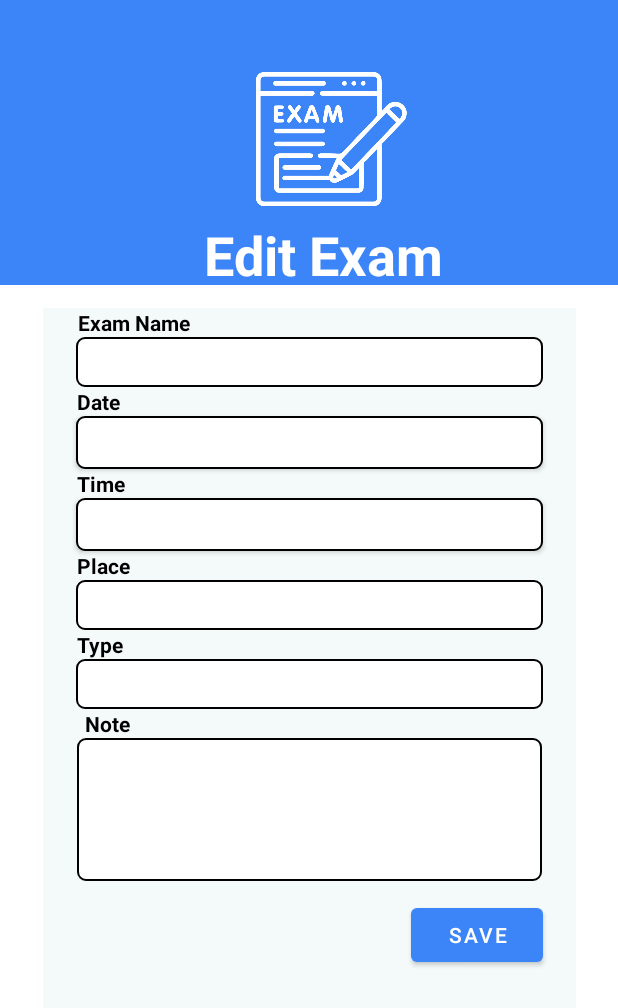
After one commit to rlvidanapathirana/UniLife, an Android app: the EditExam screen opened directly, with no data from a screen before it, on a phone screen of 412 x 824 dp. The commit adds this screen. Shown: the top 1008 px of the screen. Run offline under Robolectric (Android 15) with nearby library versions, the phone set to English and light mode, and no system bars; 7 statements that could not run were skipped.

Commit message:
delete, view or update popup in Exam page. delete data from table

```diff
--- a/app/src/main/AndroidManifest.xml
+++ b/app/src/main/AndroidManifest.xml
@@ -9,7 +9,8 @@
         android:roundIcon="@mipmap/unilife_app_logo_round"
         android:supportsRtl="true"
         android:theme="@style/Theme.Unilife">
-        <activity android:name=".todoexam"></activity>
+        <activity android:name=".EditExam"></activity>
+        <activity android:name=".todoexam" />
         <activity android:name=".AddExam" />
         <activity android:name=".MainActivity">
             <intent-filter>
--- /dev/null
+++ b/app/src/main/java/com/shadowsquad/unilife/EditExam.java
@@ -0,0 +1,127 @@
+package com.shadowsquad.unilife;
+
+import androidx.appcompat.app.AppCompatActivity;
+
+import android.app.DatePickerDialog;
+import android.app.TimePickerDialog;
+import android.content.Context;
+import android.os.Bundle;
+import android.view.View;
+import android.widget.Button;
+import android.widget.DatePicker;
+import android.widget.EditText;
+import android.widget.TimePicker;
+
+import java.util.Calendar;
+
+public class EditExam extends AppCompatActivity {
+    private Context context;
+    private Button updateEx, date, time;
+    private EditText examName,  place, type, note ;
+    private DbHandler dbHandler;
+    private Long updatedate;
+
+    //    DatePicker --------------
+    DatePickerDialog.OnDateSetListener dateSetListener;
+
+    //    TimePicker --------------
+    TimePickerDialog.OnTimeSetListener timeSetListener;
+
+    @Override
+    protected void onCreate(Bundle savedInstanceState) {
+        super.onCreate(savedInstanceState);
+        setContentView(R.layout.activity_edit_exam);
+
+        examName = findViewById(R.id.updateExamNameTxt);
+        date = findViewById(R.id.updateDateTxt);
+        time = findViewById(R.id.updateTimeTxt);
+        place = findViewById(R.id.updatePlaceTxt);
+        type = findViewById(R.id.updateTypeTxt);
+        note = findViewById(R.id.updateNoteTxt);
+
+        updateEx = findViewById(R.id.btnUpdate);
+
+        context = this;
+        dbHandler = new DbHandler(context);
+//
+        final String id =getIntent().getStringExtra("id");
+        ExamModel examModel =  dbHandler.getsingleExamTodo(Integer.parseInt(id)); //id eka string krgnnwa
+//        Log.i("DBH", "EventName => ");
+        examName.setText(examModel.getExamName());
+        date.setText(examModel.getDate());
+        time.setText(examModel.getTime());
+        place.setText(examModel.getDate());
+        type.setText(examModel.getType());
+        note.setText(examModel.getNote());
+
+
+        //update button
+        updateEx.setOnClickListener(new View.OnClickListener() {
+            //private EventFragment  eventFragment;
+            @Override
+            public void onClick(View v) {
+                String examNameText = examName.getText().toString();
+                String dateText = date.getText().toString();
+                String timeText = time.getText().toString();
+                String placeText = place.getText().toString();
+                String typeText = type.getText().toString();
+                String noteText = note.getText().toString();
+
+
+                updatedate = System.currentTimeMillis();
+                ; //danata tyena sytem eke welawa gnnwa
+
+                //
+                ExamModel examModel = new ExamModel(Integer.parseInt(id), examNameText, dateText, timeText, placeText, typeText, noteText, updatedate, 0);
+
+                int state = dbHandler.updateExamTodo(examModel);
+            }
+        });
+                // Date
+
+                date.setOnClickListener(new View.OnClickListener() {
+                    @Override
+                    public void onClick(View v) {
+                        Calendar cal = Calendar.getInstance();
+                        int year = cal.get(Calendar.YEAR);
+                        int month = cal.get(Calendar.MONTH);
+                        int day = cal.get(Calendar.DAY_OF_MONTH);
+
+                        DatePickerDialog dialog = new DatePickerDialog(context, android.R.style.Theme_Holo_Light_Dialog, dateSetListener, year, month, day);
+                        dialog.show();
+                    }
+                });
+
+                dateSetListener = new DatePickerDialog.OnDateSetListener() {
+                    @Override
+                    public void onDateSet(DatePicker datePicker, int year, int month, int day) {
+                        month = month + 1;
+                        String dateExam = day + "/" + month + "/" + year;
+                        date.setText(dateExam);
+                    }
+                };
+
+                // Time
+
+                time.setOnClickListener(new View.OnClickListener() {
+                    @Override
+                    public void onClick(View v) {
+                        Calendar cal = Calendar.getInstance();
+                        int hours = cal.get(Calendar.HOUR_OF_DAY);
+                        int minutes = cal.get(Calendar.MINUTE);
+
+                        TimePickerDialog dialog = new TimePickerDialog(context, android.R.style.Theme_Holo_Light_Dialog, timeSetListener, hours, minutes, true);
+                        dialog.show();
+                    }
+                });
+
+                timeSetListener = new TimePickerDialog.OnTimeSetListener() {
+                    @Override
+                    public void onTimeSet(TimePicker view, int hours, int minute) {
+                        String dateTime = hours + ":" + minute;
+                        time.setText(dateTime);
+                    }
+                };
+            }
+
+        }
--- /dev/null
+++ b/app/src/main/res/layout/activity_edit_exam.xml
@@ -0,0 +1,261 @@
+<?xml version="1.0" encoding="utf-8"?>
+<androidx.constraintlayout.widget.ConstraintLayout xmlns:android="http://schemas.android.com/apk/res/android"
+    xmlns:app="http://schemas.android.com/apk/res-auto"
+    xmlns:tools="http://schemas.android.com/tools"
+    android:layout_width="match_parent"
+    android:layout_height="match_parent"
+    tools:context=".EditExam">
+
+
+    <androidx.constraintlayout.widget.ConstraintLayout
+        android:id="@+id/addExamHedder"
+        android:layout_width="match_parent"
+        android:layout_height="190dp"
+        android:background="@color/theme_blue"
+        app:layout_constraintEnd_toEndOf="parent"
+        app:layout_constraintHorizontal_bias="0.5"
+        app:layout_constraintStart_toStartOf="parent"
+        app:layout_constraintTop_toTopOf="parent">
+
+        <ImageView
+            android:id="@+id/imageView2"
+            android:layout_width="175dp"
+            android:layout_height="89dp"
+            android:layout_marginTop="48dp"
+            app:layout_constraintEnd_toEndOf="parent"
+            app:layout_constraintHorizontal_bias="0.563"
+            app:layout_constraintStart_toStartOf="parent"
+            app:layout_constraintTop_toTopOf="parent"
+            app:srcCompat="@drawable/examhedder" />
+
+        <TextView
+            android:id="@+id/textView"
+            android:layout_width="wrap_content"
+            android:layout_height="wrap_content"
+            android:layout_marginTop="8dp"
+            android:text="@string/editExamPageHedder"
+            android:textColor="@color/white"
+            android:textSize="36sp"
+            android:textStyle="bold"
+            app:layout_constraintEnd_toEndOf="parent"
+            app:layout_constraintHorizontal_bias="0.538"
+            app:layout_constraintStart_toStartOf="parent"
+            app:layout_constraintTop_toBottomOf="@+id/imageView2" />
+    </androidx.constraintlayout.widget.ConstraintLayout>
+
+    <androidx.constraintlayout.widget.ConstraintLayout
+        android:id="@+id/constraintLayout2"
+        android:layout_width="355dp"
+        android:layout_height="491dp"
+        android:layout_marginTop="15dp"
+        android:background="@color/theme_white"
+        app:layout_constraintEnd_toEndOf="parent"
+        app:layout_constraintHorizontal_bias="0.5"
+        app:layout_constraintStart_toStartOf="parent"
+        app:layout_constraintTop_toBottomOf="@+id/addExamHedder">
+
+        <TextView
+            android:id="@+id/examNameTxt"
+
+            android:layout_width="wrap_content"
+            android:layout_height="wrap_content"
+            android:text="@string/examName"
+            android:textColor="@color/black"
+            android:textStyle="bold"
+            app:layout_constraintBottom_toTopOf="@+id/updateExamNameTxt"
+            app:layout_constraintEnd_toEndOf="parent"
+            app:layout_constraintHorizontal_bias="0.082"
+            app:layout_constraintStart_toStartOf="parent"
+            app:layout_constraintTop_toTopOf="parent" />
+
+        <EditText
+
+            android:id="@+id/updateExamNameTxt"
+            android:layout_width="311dp"
+            android:layout_height="33dp"
+            android:background="@drawable/txtbox"
+            android:ems="10"
+            android:inputType="textPersonName"
+            android:textColor="@color/black"
+            app:layout_constraintBottom_toTopOf="@+id/dateTxt"
+            app:layout_constraintEnd_toEndOf="parent"
+            app:layout_constraintHorizontal_bias="0.5"
+            app:layout_constraintStart_toStartOf="parent"
+            app:layout_constraintTop_toBottomOf="@+id/examNameTxt" />
+
+        <TextView
+            android:id="@+id/dateTxt"
+            android:layout_width="wrap_content"
+            android:layout_height="wrap_content"
+            android:text="@string/date"
+            android:textColor="@color/black"
+            android:textStyle="bold"
+            app:layout_constraintBottom_toTopOf="@+id/updateDateTxt"
+            app:layout_constraintEnd_toEndOf="parent"
+            app:layout_constraintHorizontal_bias="0.07"
+            app:layout_constraintStart_toStartOf="parent"
+            app:layout_constraintTop_toBottomOf="@+id/updateExamNameTxt" />
+
+        <Button
+
+            android:id="@+id/updateDateTxt"
+            android:layout_width="311dp"
+            android:layout_height="35dp"
+            android:background="@drawable/txtbox"
+            android:ems="10"
+            android:inputType="date"
+            android:textColor="@color/black"
+            app:backgroundTint="@null"
+            app:layout_constraintBottom_toTopOf="@+id/timeTxt"
+            app:layout_constraintEnd_toEndOf="parent"
+            app:layout_constraintHorizontal_bias="0.5"
+            app:layout_constraintStart_toStartOf="parent"
+            app:layout_constraintTop_toBottomOf="@+id/dateTxt" /> <!-- Background --><![CDATA[
+
+        />
+
+
+
+
+
+
+        ]]>
+
+        <TextView
+            android:id="@+id/timeTxt"
+            android:layout_width="wrap_content"
+            android:layout_height="wrap_content"
+            android:text="@string/time"
+            android:textColor="@color/black"
+            android:textStyle="bold"
+            app:layout_constraintBottom_toTopOf="@+id/updateTimeTxt"
+            app:layout_constraintEnd_toEndOf="parent"
+            app:layout_constraintHorizontal_bias="0.071"
+            app:layout_constraintStart_toStartOf="parent"
+            app:layout_constraintTop_toBottomOf="@+id/updateDateTxt" />
+
+        <Button
+
+            android:id="@+id/updateTimeTxt"
+            android:layout_width="311dp"
+            android:layout_height="35dp"
+            android:background="@drawable/txtbox"
+            android:ems="10"
+            android:inputType="time"
+            android:textColor="@color/black"
+            app:backgroundTint="@null"
+            app:layout_constraintBottom_toTopOf="@+id/placeTxt"
+            app:layout_constraintEnd_toEndOf="parent"
+            app:layout_constraintHorizontal_bias="0.5"
+            app:layout_constraintStart_toStartOf="parent"
+            app:layout_constraintTop_toBottomOf="@+id/timeTxt" /><![CDATA[-- Background -->/>
+
+
+
+
+        ]]>
+
+        <TextView
+            android:id="@+id/placeTxt"
+            android:layout_width="wrap_content"
+            android:layout_height="wrap_content"
+            android:text="@string/place"
+            android:textColor="@color/black"
+            android:textStyle="bold"
+            app:layout_constraintBottom_toTopOf="@+id/updatePlaceTxt"
+            app:layout_constraintEnd_toEndOf="parent"
+            app:layout_constraintHorizontal_bias="0.071"
+            app:layout_constraintStart_toStartOf="parent"
+            app:layout_constraintTop_toBottomOf="@+id/updateTimeTxt" />
+
+        <EditText
+
+            android:id="@+id/updatePlaceTxt"
+            android:layout_width="311dp"
+            android:layout_height="33dp"
+            android:background="@drawable/txtbox"
+            android:ems="10"
+            android:inputType="textPersonName"
+            android:textColor="@color/black"
+            app:layout_constraintBottom_toTopOf="@+id/typeTxt"
+            app:layout_constraintEnd_toEndOf="parent"
+            app:layout_constraintHorizontal_bias="0.5"
+            app:layout_constraintStart_toStartOf="parent"
+            app:layout_constraintTop_toBottomOf="@+id/placeTxt" />
+
+
+        <TextView
+            android:id="@+id/typeTxt"
+            android:layout_width="wrap_content"
+            android:layout_height="wrap_content"
+            android:text="@string/type"
+            android:textColor="@color/black"
+            android:textStyle="bold"
+            app:layout_constraintBottom_toTopOf="@+id/updateTypeTxt"
+            app:layout_constraintEnd_toEndOf="parent"
+            app:layout_constraintHorizontal_bias="0.07"
+            app:layout_constraintStart_toStartOf="parent"
+            app:layout_constraintTop_toBottomOf="@+id/updatePlaceTxt" />
+
+        <EditText
+
+            android:id="@+id/updateTypeTxt"
+            android:layout_width="311dp"
+            android:layout_height="33dp"
+            android:background="@drawable/txtbox"
+            android:ems="10"
+            android:inputType="textPersonName"
+            android:textColor="@color/black"
+            app:layout_constraintBottom_toTopOf="@+id/noteTxt"
+            app:layout_constraintEnd_toEndOf="parent"
+            app:layout_constraintHorizontal_bias="0.5"
+            app:layout_constraintStart_toStartOf="parent"
+            app:layout_constraintTop_toBottomOf="@+id/typeTxt" />
+
+
+        <TextView
+            android:id="@+id/noteTxt"
+            android:layout_width="wrap_content"
+            android:layout_height="wrap_content"
+            android:text="@string/note"
+            android:textColor="@color/black"
+            android:textStyle="bold"
+            app:layout_constraintBottom_toTopOf="@+id/updateNoteTxt"
+            app:layout_constraintEnd_toEndOf="parent"
+            app:layout_constraintHorizontal_bias="0.086"
+            app:layout_constraintStart_toStartOf="parent"
+            app:layout_constraintTop_toBottomOf="@+id/updateTypeTxt" />
+
+        <EditText
+
+            android:id="@+id/updateNoteTxt"
+            android:layout_width="310dp"
+            android:layout_height="95dp"
+            android:background="@drawable/txtbox"
+            android:ems="10"
+            android:gravity="start|top"
+            android:inputType="textMultiLine"
+            android:textColor="@color/black"
+            app:layout_constraintBottom_toTopOf="@+id/btnAddExamSave"
+            app:layout_constraintEnd_toEndOf="parent"
+            app:layout_constraintHorizontal_bias="0.5"
+            app:layout_constraintStart_toStartOf="parent"
+            app:layout_constraintTop_toBottomOf="@+id/noteTxt" />
+
+        <Button
+
+            android:id="@+id/btnUpdate"
+            android:layout_width="wrap_content"
+            android:layout_height="wrap_content"
+            android:layout_marginTop="12dp"
+            android:text="@string/save"
+            android:textColor="@color/white"
+            app:backgroundTint="@color/theme_blue"
+            app:layout_constraintEnd_toEndOf="parent"
+            app:layout_constraintHorizontal_bias="0.917"
+            app:layout_constraintStart_toStartOf="parent"
+            app:layout_constraintTop_toBottomOf="@+id/updateNoteTxt" />
+
+    </androidx.constraintlayout.widget.ConstraintLayout>
+
+</androidx.constraintlayout.widget.ConstraintLayout>
--- a/app/src/main/res/layout/fragment_home.xml
+++ b/app/src/main/res/layout/fragment_home.xml
@@ -6,7 +6,6 @@
     android:layout_width="match_parent"
     android:layout_height="match_parent"
     android:background="@color/purple_200">
-
                 <TextView
                     android:id="@+id/textView2"
                     android:layout_width="wrap_content"
@@ -18,4 +17,5 @@
                     app:layout_constraintStart_toStartOf="parent"
                     tools:layout_editor_absoluteY="284dp"></TextView>
 
+
 </androidx.constraintlayout.widget.ConstraintLayout>
--- a/app/src/main/res/values/strings.xml
+++ b/app/src/main/res/values/strings.xml
@@ -15,4 +15,5 @@
     <string name="note">Note</string>
     <string name="save">SAVE</string>
     <string name="type">Type</string>
+    <string name="editExamPageHedder">Edit Exam</string>
 </resources>
```
Also changed, not shown: app/src/main/java/com/shadowsquad/unilife/AddExam.java (+25 -2 lines), app/src/main/java/com/shadowsquad/unilife/DbHandler.java (+56 -0 lines), app/src/main/java/com/shadowsquad/unilife/ExamFragment.java (+78 -0 lines), app/src/main/res/values-night/themes.xml (+21 -0 lines), app/src/main/res/values/themes.xml (+21 -0 lines). Lines whose indentation alone changed are shown as unchanged.
